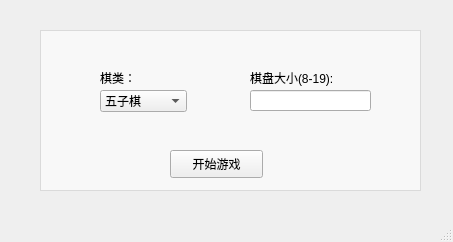
Old version of the form designer/start_ui.ui in the repository uae-1208/OOPL_Assignment.
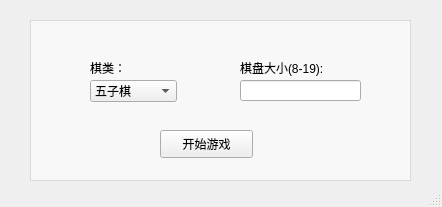
New version of the form.

Diff of the .ui file:
```diff
--- a/designer/start_ui.ui
+++ b/designer/start_ui.ui
@@ -6,8 +6,8 @@
    <rect>
     <x>0</x>
     <y>0</y>
-    <width>453</width>
-    <height>242</height>
+    <width>442</width>
+    <height>207</height>
    </rect>
   </property>
   <property name="windowTitle">
@@ -17,8 +17,8 @@
    <widget class="QPushButton" name="startButton">
     <property name="geometry">
      <rect>
-      <x>170</x>
-      <y>150</y>
+      <x>160</x>
+      <y>130</y>
       <width>93</width>
       <height>28</height>
      </rect>
@@ -30,8 +30,8 @@
    <widget class="QComboBox" name="combBox">
     <property name="geometry">
      <rect>
-      <x>100</x>
-      <y>90</y>
+      <x>90</x>
+      <y>80</y>
       <width>87</width>
       <height>22</height>
      </rect>
@@ -53,8 +53,8 @@
    <widget class="QLabel" name="label_chess">
     <property name="geometry">
      <rect>
-      <x>100</x>
-      <y>70</y>
+      <x>90</x>
+      <y>60</y>
       <width>45</width>
       <height>15</height>
      </rect>
@@ -66,8 +66,8 @@
    <widget class="QTextBrowser" name="textBrowser">
     <property name="geometry">
      <rect>
-      <x>40</x>
-      <y>30</y>
+      <x>30</x>
+      <y>20</y>
       <width>381</width>
       <height>161</height>
      </rect>
@@ -86,8 +86,8 @@
    <widget class="QLineEdit" name="sizeInput">
     <property name="geometry">
      <rect>
-      <x>250</x>
-      <y>90</y>
+      <x>240</x>
+      <y>80</y>
       <width>121</width>
       <height>21</height>
      </rect>
@@ -96,8 +96,8 @@
    <widget class="QLabel" name="label_size">
     <property name="geometry">
      <rect>
-      <x>250</x>
-      <y>70</y>
+      <x>240</x>
+      <y>60</y>
       <width>121</width>
       <height>16</height>
      </rect>
```
Left out of the diff: 7 changed lines with no effect on the pictures.
